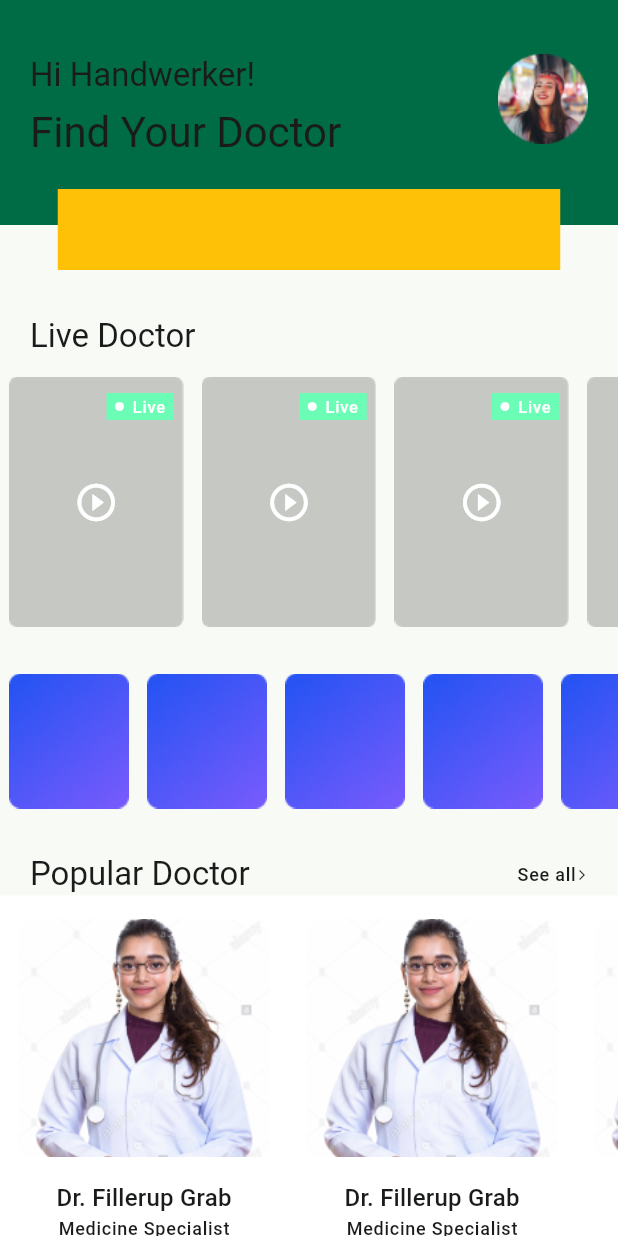
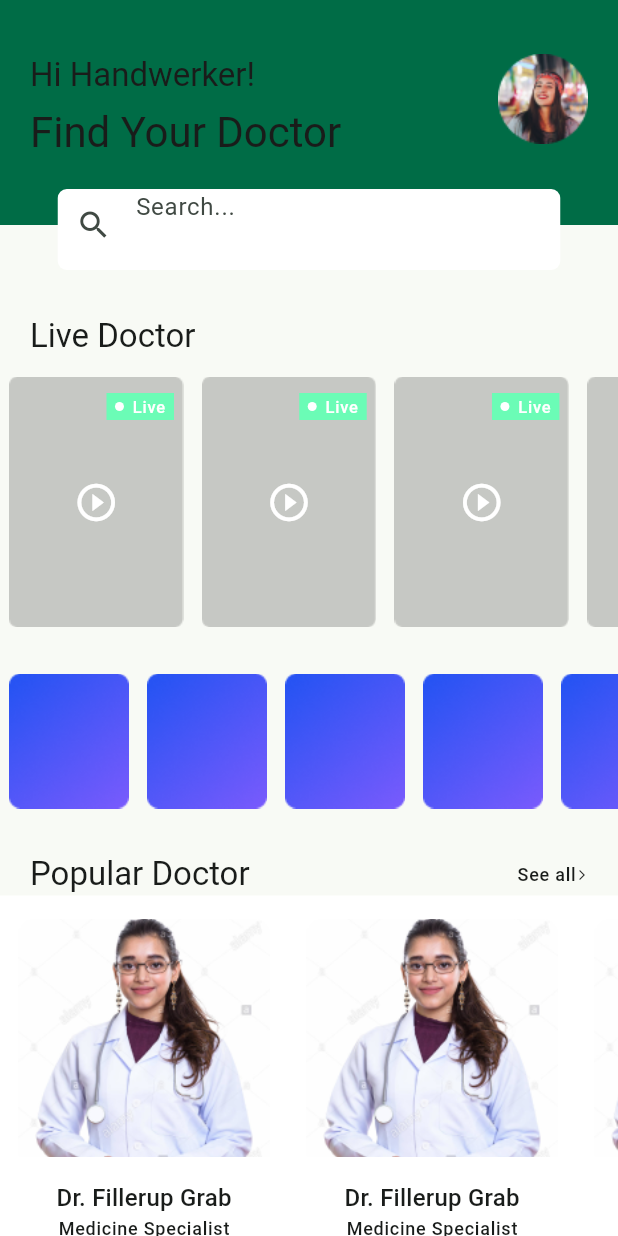
Before and after one commit to majidfathi69/DoctorHunt, a Flutter app: the HomeScreen screen opened by its route, on a phone screen of 412 x 824 dp. Run offline on Flutter 3.47's test engine with Material 2 defaults, Android fonts, the phone set to English and light mode, and no system bars; our stand-ins replace get.

Commit message:
fixed search input 05_Home screen

```diff
--- a/lib/app/modules/home/views/home_view.dart
+++ b/lib/app/modules/home/views/home_view.dart
@@ -60,7 +60,8 @@ class FeaturedDoctors extends StatelessWidget {
               ),
               Row(
                 children: [
-                  Text('See all', style: Theme.of(context).textTheme.labelMedium),
+                  Text('See all',
+                      style: Theme.of(context).textTheme.labelMedium),
                   const Icon(
                     Icons.arrow_forward_ios,
                     size: 8,
@@ -107,11 +108,14 @@ class FeaturedDoctor extends StatelessWidget {
             child: Row(
               mainAxisAlignment: MainAxisAlignment.spaceBetween,
               children: [
-                 Icon(Icons.favorite, size: 15, color: Theme.of(context).colorScheme.tertiaryContainer),
+                Icon(Icons.favorite,
+                    size: 15,
+                    color: Theme.of(context).colorScheme.tertiaryContainer),
                 Row(
                   mainAxisSize: MainAxisSize.min,
                   children: [
-                     Icon(Icons.star, size: 15, color: Theme.of(context).colorScheme.primary),
+                    Icon(Icons.star,
+                        size: 15, color: Theme.of(context).colorScheme.primary),
                     Text('7.0', style: Theme.of(context).textTheme.labelSmall),
                   ],
                 )
@@ -358,7 +362,26 @@ class SearchField extends StatelessWidget {
 
   @override
   Widget build(BuildContext context) {
-    return Container(width: 335, height: 54, color: Colors.amber);
+    return Container(
+      width: 335,
+      height: 54,
+      decoration: BoxDecoration(
+          borderRadius: BorderRadius.circular(6),
+          color: Theme.of(context).colorScheme.onPrimary),
+      child: TextField(
+        decoration: InputDecoration(
+          focusedBorder: OutlineInputBorder(
+            borderSide: BorderSide(
+                color: Theme.of(context).colorScheme.onPrimary, width: 0),
+            borderRadius: BorderRadius.circular(6),
+          ),
+          contentPadding: const EdgeInsets.symmetric(horizontal: 20),
+          hintText: 'Search...',
+          border: InputBorder.none,
+          prefixIcon: const Icon(Icons.search),
+        ),
+      ),
+    );
   }
 }
 
```
